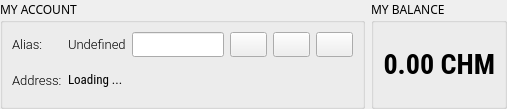
The window that app/ui/my_account.ui (coblo/gui-demo) describes before a commit, drawn with Qt 5.
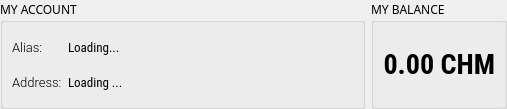
The same window after the commit. Icons and pictures are not drawn.

Commit message: Move changing alias to settings.

```diff
--- a/app/ui/my_account.ui
+++ b/app/ui/my_account.ui
@@ -47,88 +47,6 @@
       <string>MY ACCOUNT</string>
      </property>
      <layout class="QGridLayout" name="gridLayout">
-      <item row="1" column="2">
-       <layout class="QHBoxLayout" name="horizontalLayout">
-        <item>
-         <widget class="QLabel" name="lbl_wallet_alias">
-          <property name="sizePolicy">
-           <sizepolicy hsizetype="Expanding" vsizetype="Preferred">
-            <horstretch>0</horstretch>
-            <verstretch>0</verstretch>
-           </sizepolicy>
-          </property>
-          <property name="font">
-           <font>
-            <family>Roboto Light</family>
-            <pointsize>10</pointsize>
-           </font>
-          </property>
-          <property name="text">
-           <string>Undefined</string>
-          </property>
-          <property name="textInteractionFlags">
-           <set>Qt::TextSelectableByMouse</set>
-          </property>
-         </widget>
-        </item>
-        <item>
-         <widget class="QLineEdit" name="edit_alias">
-          <property name="font">
-           <font>
-            <family>Roboto Light</family>
-            <pointsize>10</pointsize>
-           </font>
-          </property>
-         </widget>
-        </item>
-        <item>
-         <spacer name="horizontalSpacer_3">
-          <property name="orientation">
-           <enum>Qt::Horizontal</enum>
-          </property>
-          <property name="sizeHint" stdset="0">
-           <size>
-            <width>3</width>
-            <height>20</height>
-           </size>
-          </property>
-         </spacer>
-        </item>
-        <item>
-         <widget class="QPushButton" name="btn_wallet_alias_edit_start">
-          <property name="text">
-           <string/>
-          </property>
-          <property name="icon">
-           <iconset resource="resources.qrc">
-            <normaloff>:/images/resources/cog_black.svg</normaloff>:/images/resources/cog_black.svg</iconset>
-          </property>
-         </widget>
-        </item>
-        <item>
-         <widget class="QPushButton" name="btn_wallet_alias_edit_cancel">
-          <property name="text">
-           <string/>
-          </property>
-          <property name="icon">
-           <iconset resource="resources.qrc">
-            <normaloff>:/images/resources/undo_black.svg</normaloff>:/images/resources/undo_black.svg</iconset>
-          </property>
-         </widget>
-        </item>
-        <item>
-         <widget class="QPushButton" name="btn_wallet_alias_edit_save">
-          <property name="text">
-           <string/>
-          </property>
-          <property name="icon">
-           <iconset resource="resources.qrc">
-            <normaloff>:/images/resources/floppy_black.svg</normaloff>:/images/resources/floppy_black.svg</iconset>
-          </property>
-         </widget>
-        </item>
-       </layout>
-      </item>
       <item row="3" column="0">
        <widget class="QLabel" name="lbl_wallet_address_title">
         <property name="sizePolicy">
@@ -198,6 +116,19 @@
         </property>
        </widget>
       </item>
+      <item row="1" column="2">
+       <widget class="QLabel" name="lbl_wallet_alias">
+        <property name="font">
+         <font>
+          <family>Roboto Condensed</family>
+          <pointsize>10</pointsize>
+         </font>
+        </property>
+        <property name="text">
+         <string>Loading...</string>
+        </property>
+       </widget>
+      </item>
      </layout>
     </widget>
    </item>
```
The commit also changes 6 other files.
